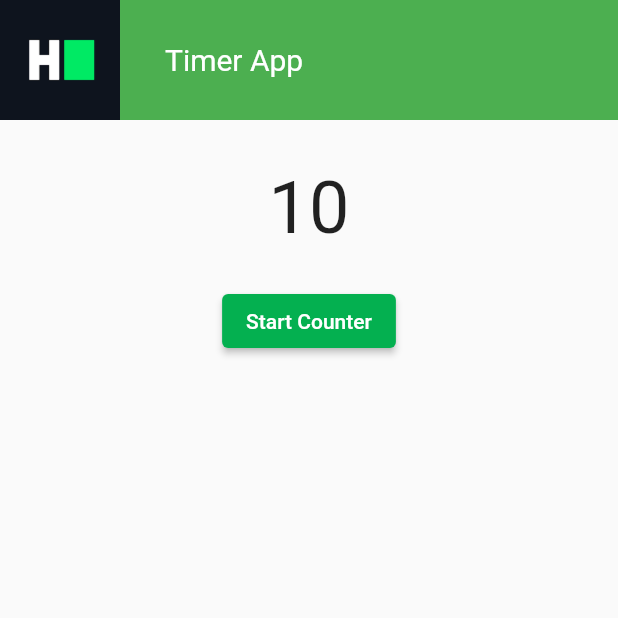
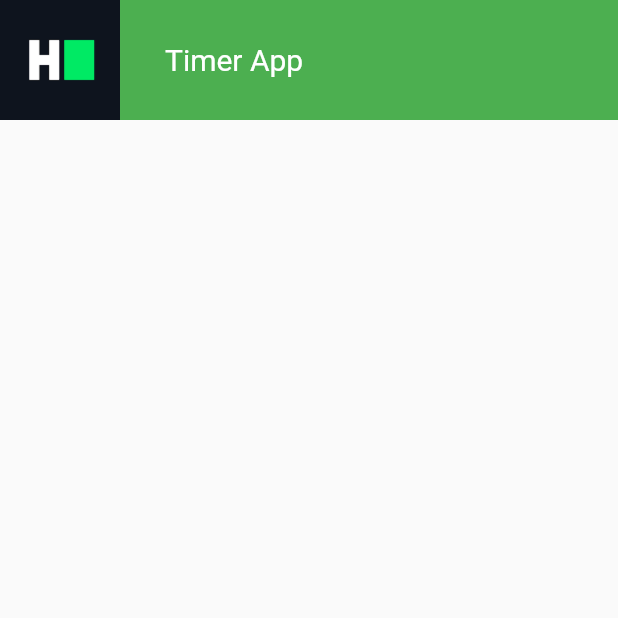
Before and after one commit to ProblemSetters/1589710-flutter-timer, a Flutter app: the screen it shows after launch, on a phone screen of 412 x 824 dp, the top half of it. Run offline on Flutter 3.47's test engine with Material 2 defaults, Android fonts, the phone set to English and light mode, and no system bars.

Commit message:
question edited

```diff
--- a/lib/timer_controller.dart
+++ b/lib/timer_controller.dart
@@ -28,11 +28,7 @@ class TimerController extends ChangeNotifier {
     _timer = Timer.periodic(
       const Duration(seconds: 1),
       (timer) {
-        currentTimeInSeconds = currentTimeInSeconds - 1;
-        notifyListeners();
-        if (currentTimeInSeconds == 0) {
-          _timer?.cancel();
-        }
+        //add your code
       },
     );
   }
--- a/lib/timer_page.dart
+++ b/lib/timer_page.dart
@@ -57,26 +57,7 @@ class _TimerPageState extends State<TimerPage> {
             ),
           ),
           SizedBox(height: 30),
-          Center(
-            child: Column(
-              mainAxisAlignment: MainAxisAlignment.center,
-              crossAxisAlignment: CrossAxisAlignment.center,
-              children: [
-                Text(
-                  timerController.currentTimeInSeconds.toString(),
-                  textAlign: TextAlign.center,
-                  style: const TextStyle(fontSize: 48),
-                ),
-                const SizedBox(height: 24),
-                ElevatedButton(
-                  onPressed: timerController.isActive
-                      ? null
-                      : timerController.initTimer,
-                  child: const Text('Start Counter'),
-                ),
-              ],
-            ),
-          ),
+          //add your code
         ],
       ),
     ));
```
Also changed, not shown: 1 other file.
